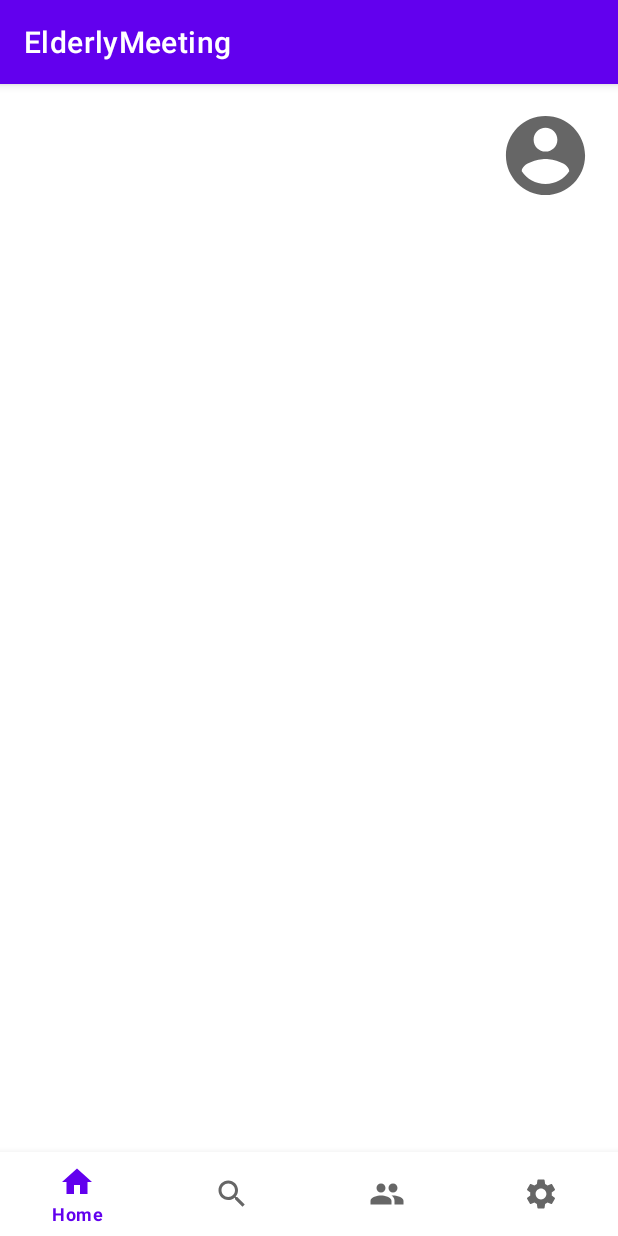
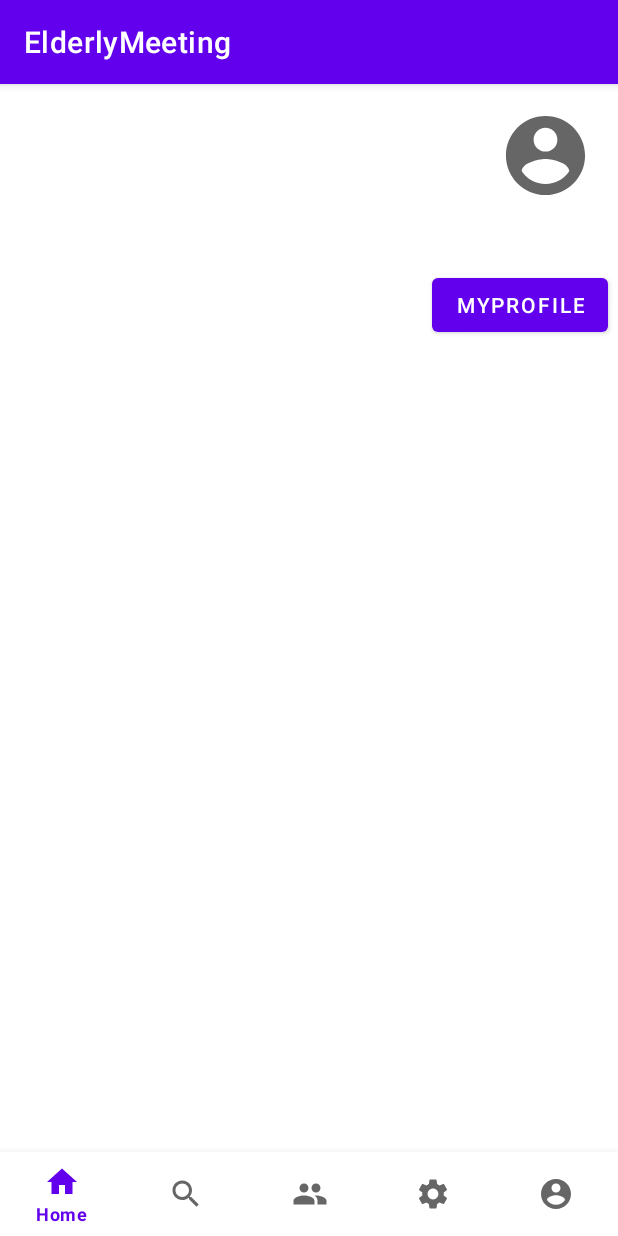
Before and after one commit to NemoIng/ElderlyMeeting, an Android app: the HomeActivity screen opened directly, with no data from a screen before it, on a phone screen of 412 x 824 dp. Run offline under Robolectric (Android 15) with nearby library versions, the phone set to English and light mode, and no system bars; our stand-ins replace CircleImageView.

Commit message:
myProfile

```diff
--- a/app/src/main/java/com/example/elderlymeeting/HomeActivity.java
+++ b/app/src/main/java/com/example/elderlymeeting/HomeActivity.java
@@ -9,6 +9,7 @@ import android.view.MenuItem;
 
 import com.example.elderlymeeting.ui.friends.FriendsFragment;
 import com.example.elderlymeeting.ui.home.HomeFragment;
+import com.example.elderlymeeting.ui.myprofile.MyProfileFragment;
 import com.example.elderlymeeting.ui.seek.SeekFragment;
 import com.example.elderlymeeting.ui.settings.SettingsFragment;
 import com.google.android.material.bottomnavigation.BottomNavigationView;
@@ -44,6 +45,9 @@ public class HomeActivity extends AppCompatActivity {
                         case R.id.settings:
                             selectedFragment = new SettingsFragment();
                             break;
+                        case R.id.myProfile:
+                            selectedFragment = new MyProfileFragment();
+                            break;
                     }
 
                     getSupportFragmentManager().beginTransaction().
--- a/app/src/main/res/layout/fragment_home.xml
+++ b/app/src/main/res/layout/fragment_home.xml
@@ -14,9 +14,18 @@
         android:layout_marginTop="16dp"
         android:clickable="true"
         android:focusable="true"
+        android:src="@drawable/baseline_account_circle_24"
         app:layout_constraintStart_toStartOf="parent"
-        app:layout_constraintTop_toTopOf="parent"
-        android:src="@drawable/baseline_account_circle_24" />
+        app:layout_constraintTop_toTopOf="parent" />
 
+    <Button
+        android:id="@+id/button"
+        android:layout_width="wrap_content"
+        android:layout_height="wrap_content"
+        android:layout_marginStart="288dp"
+        android:layout_marginTop="123dp"
+        android:text="Myprofile"
+        app:layout_constraintStart_toStartOf="parent"
+        app:layout_constraintTop_toTopOf="parent" />
 
 </androidx.constraintlayout.widget.ConstraintLayout>
--- a/app/src/main/res/layout/fragment_my_profile.xml
+++ b/app/src/main/res/layout/fragment_my_profile.xml
@@ -4,7 +4,7 @@
     xmlns:tools="http://schemas.android.com/tools"
     android:layout_width="match_parent"
     android:layout_height="match_parent"
-    tools:context=".ui.home.MyProfileFragment">
+    tools:context=".ui.myprofile.MyProfileFragment">
 
     <TextView
         android:id="@+id/textView"
--- a/app/src/main/res/menu/bottom_navigation_menu.xml
+++ b/app/src/main/res/menu/bottom_navigation_menu.xml
@@ -20,4 +20,9 @@
         android:enabled="true"
         android:icon="@drawable/baseline_settings_24"
         android:title="@string/settings"/>
+    <item
+        android:id="@+id/myProfile"
+        android:enabled="true"
+        android:icon="@drawable/baseline_account_circle_24"
+        android:title="@string/Profile"/>
 </menu>
--- a/app/src/main/res/values/ids.xml
+++ b/app/src/main/res/values/ids.xml
@@ -4,4 +4,5 @@
     <item name="text_friends" type="id" />
     <item name="text_settings" type="id" />
     <item name="myProfile" type="id" />
+    <item name="HomeFragment" type="id" />
 </resources>
```
Also changed, not shown: app/src/main/java/com/example/elderlymeeting/ui/home/MyProfileFragment.java (deleted, +0 -66 lines), app/src/main/java/com/example/elderlymeeting/ui/myprofile/MyProfileFragment.java (added, +30 -0 lines).
